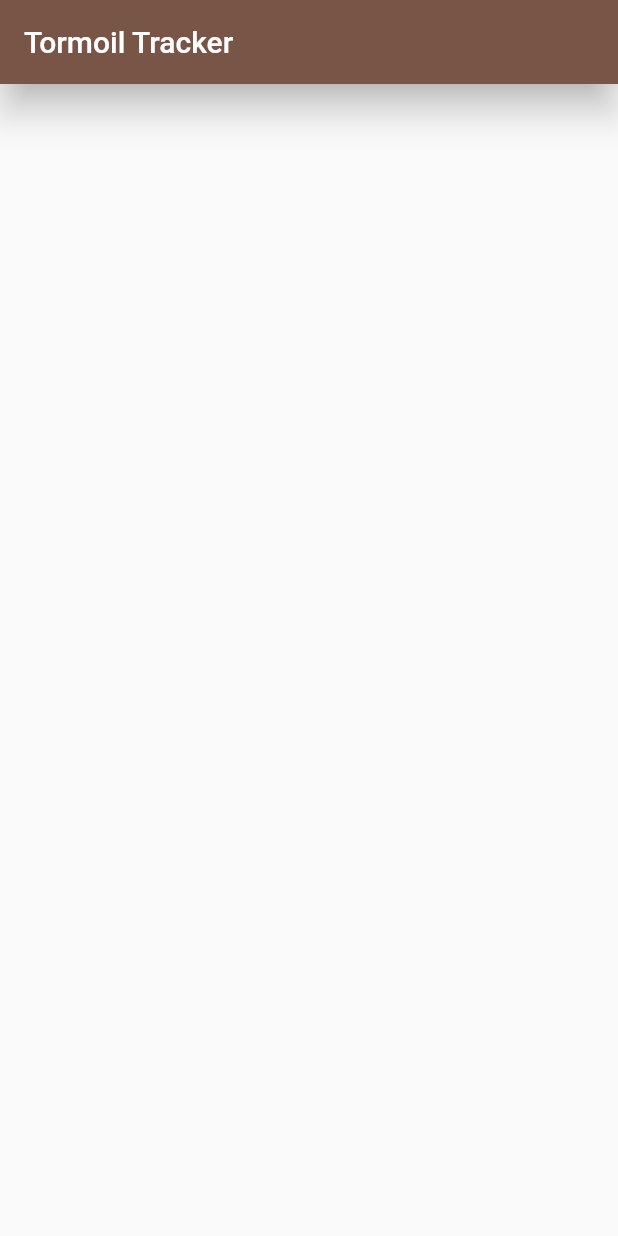
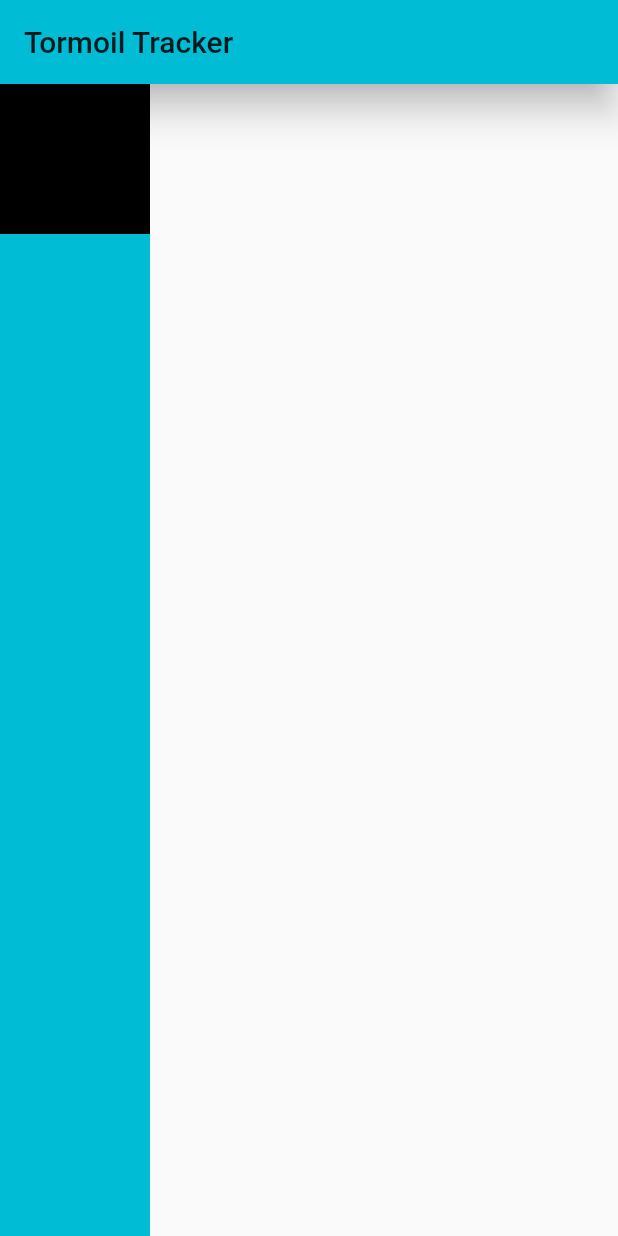
Before and after one commit to Herrytheeagle/Tormoil, a Flutter app: the screen it shows after launch, on a phone screen of 412 x 824 dp. Run offline on Flutter 3.47's test engine with Material 2 defaults, Android fonts, the light colour scheme and no system bars.

Commit message:
Sizedbox

```diff
--- a/lib/app/sign_in/sign_in_page.dart
+++ b/lib/app/sign_in/sign_in_page.dart
@@ -8,6 +8,20 @@ class SignInPage extends StatelessWidget {
         title: Text('Tormoil Tracker'),
         elevation: 10.0,
       ),
+      body: Container(
+        color: Colors.cyan,
+        child: Column(
+          children: <Widget>[
+            Container(
+              color: Colors.black,
+              child: SizedBox(
+                width: 100.0,
+                height: 100.0,
+              ),
+            )
+          ],
+        ),
+      ),
     );
   }
 }
--- a/lib/main.dart
+++ b/lib/main.dart
@@ -11,7 +11,7 @@ class MyApp extends StatelessWidget {
     return MaterialApp(
       title: 'Tormoil Tracker',
       theme: ThemeData(
-        primarySwatch: Colors.brown,
+        primarySwatch: Colors.cyan,
       ),
       home: SignInPage(),
     );
```
